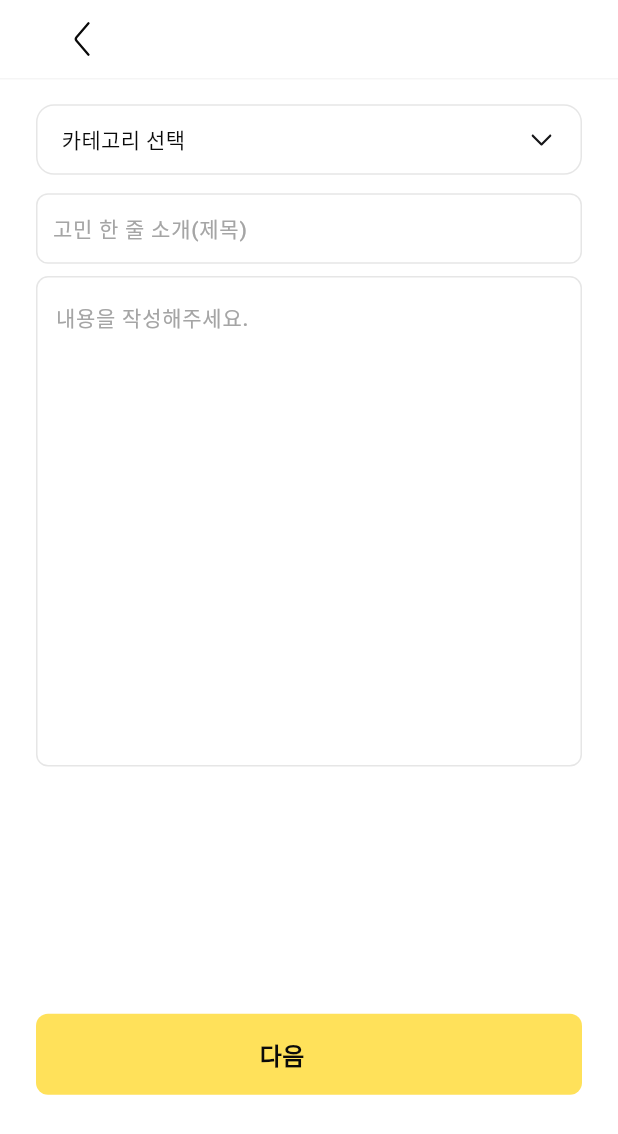
After one commit to HARU-COURT/HARU_APP, a Flutter app: the ConcernWriterPage screen opened directly, on a phone screen of 412 x 824 dp. The commit adds this screen. Shown: the top 1134 px of the screen. Run offline on Flutter 3.47's test engine with Material 3 defaults, Android fonts, the light colour scheme and no system bars; our stand-ins replace flutter_svg, get; Roboto replaces fonts that are missing (Pretendard).

Commit message:
feat : (접수) 고민 작성 페이지 퍼블리싱

```diff
--- /dev/null
+++ b/lib/screens/concernwriter.dart
@@ -0,0 +1,49 @@
+import 'package:flutter/material.dart';
+import 'package:harucourt/app/config/app_color.dart';
+import 'package:harucourt/components/back_header.dart';
+import 'package:harucourt/components/next_button.dart';
+import 'package:harucourt/widgets/categorydropdown.dart';
+import 'package:harucourt/widgets/inputcotent.dart';
+import 'package:harucourt/widgets/inputtitle.dart';
+
+class ConcernWriterPage extends StatefulWidget {
+  const ConcernWriterPage({super.key});
+
+  @override
+  State<ConcernWriterPage> createState() => _ConcernWriterPageState();
+}
+
+class _ConcernWriterPageState extends State<ConcernWriterPage> {
+  @override
+  Widget build(BuildContext context) {
+    return SafeArea(
+      child: Scaffold(
+        backgroundColor: AppColor.white,
+        body: Column(
+          children: [
+            BackHeader(),
+            SizedBox(height: MediaQuery.of(context).size.height * 0.02),
+            Expanded(
+              child: Padding(
+                padding: EdgeInsets.symmetric(horizontal: 24),
+                child: ListView(
+                  children: [
+                    CategoryDropdown(),
+                    SizedBox(
+                      height: MediaQuery.of(context).size.height * 0.015,
+                    ),
+                    InputTitle(),
+                    SizedBox(height: MediaQuery.of(context).size.height * 0.01),
+                    InputContent(),
+                    SizedBox(height: MediaQuery.of(context).size.height * 0.2),
+                    NextButton(),
+                  ],
+                ),
+              ),
+            ),
+          ],
+        ),
+      ),
+    );
+  }
+}
--- a/lib/widgets/categorydropdown.dart
+++ b/lib/widgets/categorydropdown.dart
@@ -4,7 +4,14 @@ import 'package:harucourt/app/config/app_color.dart';
 import 'package:harucourt/app/config/app_text_styles.dart';
 
 class CategoryDropdown extends StatefulWidget {
-  const CategoryDropdown({super.key});
+  final Function(String)? onCategorySelected;
+  final String? initialValue;
+
+  const CategoryDropdown({
+    super.key,
+    this.onCategorySelected,
+    this.initialValue,
+  });
 
   @override
   State<CategoryDropdown> createState() => _CategoryDropdownState();
@@ -20,7 +27,6 @@ class _CategoryDropdownState extends State<CategoryDropdown> {
   @override
   Widget build(BuildContext context) {
     return Container(
-      padding: const EdgeInsets.all(16),
       decoration: BoxDecoration(
         color: Colors.white,
         borderRadius: BorderRadius.circular(12),
@@ -30,10 +36,17 @@ class _CategoryDropdownState extends State<CategoryDropdown> {
         children: [
           GestureDetector(
             onTap: () {
-              if (!context.mounted) return;
+              WidgetsBinding.instance.addPostFrameCallback((_) {
+                if (!mounted) return;
 
-              final RenderBox box =
-                  _containerKey.currentContext!.findRenderObject() as RenderBox;
+                final contextRef = _containerKey.currentContext;
+                if (contextRef == null) return;
+
+                final renderObject = contextRef.findRenderObject();
+                if (renderObject is! RenderBox || !renderObject.attached)
+                  return;
+
+                final RenderBox box = renderObject;
                 final RenderBox overlay =
                     Overlay.of(context).context.findRenderObject() as RenderBox;
 
@@ -43,6 +56,8 @@ class _CategoryDropdownState extends State<CategoryDropdown> {
 
                 final double right =
                     screenSize.width - (position.dx + size.width);
+
+                if (!mounted) return;
 
                 setState(() => isOpen = true);
 
@@ -54,8 +69,8 @@ class _CategoryDropdownState extends State<CategoryDropdown> {
                     right,
                     0.0,
                   ),
-                elevation: 0,
-                color: Colors.white,
+                  elevation: 0, // ✅ 그림자 제거
+                  color: Colors.white, // ✅ 배경 흰색
                   shape: RoundedRectangleBorder(
                     borderRadius: BorderRadius.circular(12),
                     side: BorderSide(color: AppColor.gray200, width: 1),
@@ -82,8 +97,12 @@ class _CategoryDropdownState extends State<CategoryDropdown> {
                 ).then((value) {
                   if (!mounted) return;
                   setState(() {
-                  if (value != null) selectedValue = value;
+                    if (value != null) {
+                      selectedValue = value;
+                      widget.onCategorySelected?.call(value);
+                    }
                     isOpen = false;
+                  });
                 });
               });
             },
--- /dev/null
+++ b/lib/widgets/inputcotent.dart
@@ -0,0 +1,33 @@
+import 'package:flutter/material.dart';
+import 'package:harucourt/app/config/app_color.dart';
+import 'package:harucourt/app/config/app_text_styles.dart';
+
+class InputContent extends StatelessWidget {
+  const InputContent({super.key});
+
+  @override
+  Widget build(BuildContext context) {
+    return Container(
+      height: 327,
+      padding: EdgeInsets.all(12),
+      decoration: BoxDecoration(
+        borderRadius: BorderRadius.circular(8),
+        border: Border.all(color: AppColor.gray200, width: 1),
+      ),
+      child: TextFormField(
+        style: AppTextStyles.body3.copyWith(color: AppColor.black),
+        decoration: InputDecoration(
+          fillColor: AppColor.white,
+          hintText: '내용을 작성해주세요.',
+          hintStyle: AppTextStyles.body3.copyWith(color: AppColor.gray400),
+          border: InputBorder.none,
+          enabledBorder: InputBorder.none,
+          focusedBorder: InputBorder.none,
+          disabledBorder: InputBorder.none,
+          floatingLabelBehavior: FloatingLabelBehavior.never,
+          isDense: true,
+        ),
+      ),
+    );
+  }
+}
--- /dev/null
+++ b/lib/widgets/inputtitle.dart
@@ -0,0 +1,34 @@
+import 'package:flutter/material.dart';
+import 'package:harucourt/app/config/app_color.dart';
+import 'package:harucourt/app/config/app_text_styles.dart';
+
+class InputTitle extends StatelessWidget {
+  const InputTitle({super.key});
+
+  @override
+  Widget build(BuildContext context) {
+    return Container(
+      padding: EdgeInsets.symmetric(horizontal: 10),
+      decoration: BoxDecoration(
+        borderRadius: BorderRadius.circular(8),
+        border: Border.all(color: AppColor.gray200, width: 1),
+      ),
+      child: TextFormField(
+        style: AppTextStyles.body3.copyWith(color: AppColor.black),
+        textAlignVertical: TextAlignVertical.center,
+        decoration: InputDecoration(
+          fillColor: AppColor.white,
+          hintText: '고민 한 줄 소개(제목)',
+          hintStyle: AppTextStyles.body3.copyWith(color: AppColor.gray400),
+          border: InputBorder.none,
+          enabledBorder: InputBorder.none,
+          focusedBorder: InputBorder.none,
+          disabledBorder: InputBorder.none,
+          floatingLabelBehavior: FloatingLabelBehavior.never,
+          isDense: true,
+          contentPadding: EdgeInsets.symmetric(vertical: 12),
+        ),
+      ),
+    );
+  }
+}
```
Lines whose indentation alone changed are shown as unchanged.
